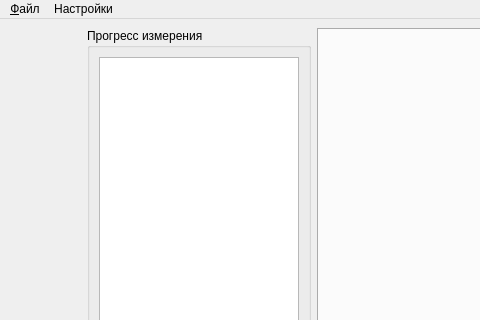
Above: mainwindow.ui from igrekus/receiver_measure before the change; both pictures show x 0 to 480 and y 0 to 320 of the 1107 by 675 pixel window. Below: the same form after it.
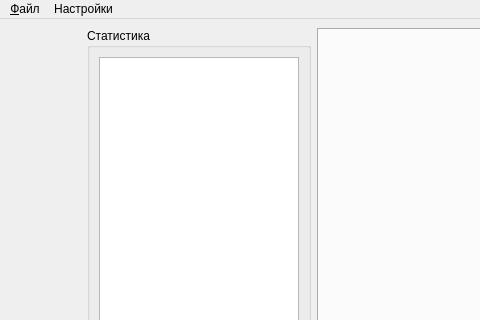
That is the form after the change.

Commit message: fix: hide states text box

Patch:
```diff
--- a/mainwindow.ui
+++ b/mainwindow.ui
@@ -41,7 +41,7 @@
     <item>
      <widget class="QGroupBox" name="grpProgress">
       <property name="title">
-       <string>Прогресс измерения</string>
+       <string>Статистика</string>
       </property>
       <property name="checkable">
        <bool>false</bool>
```
The commit also changes 1 other file.
